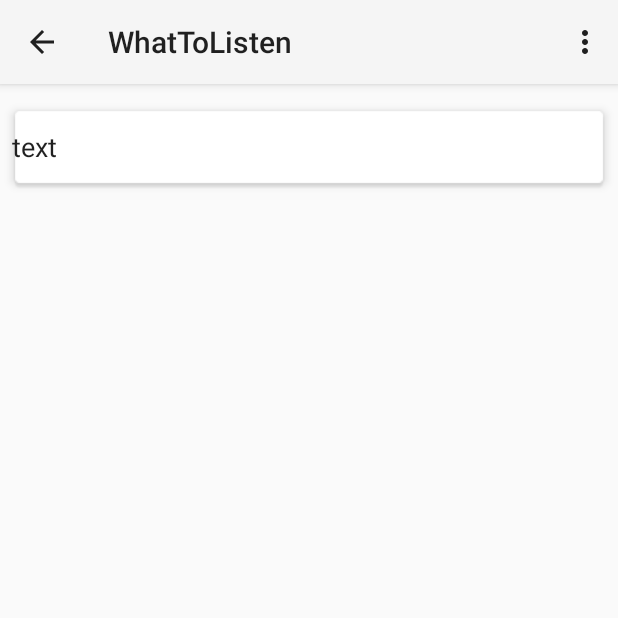
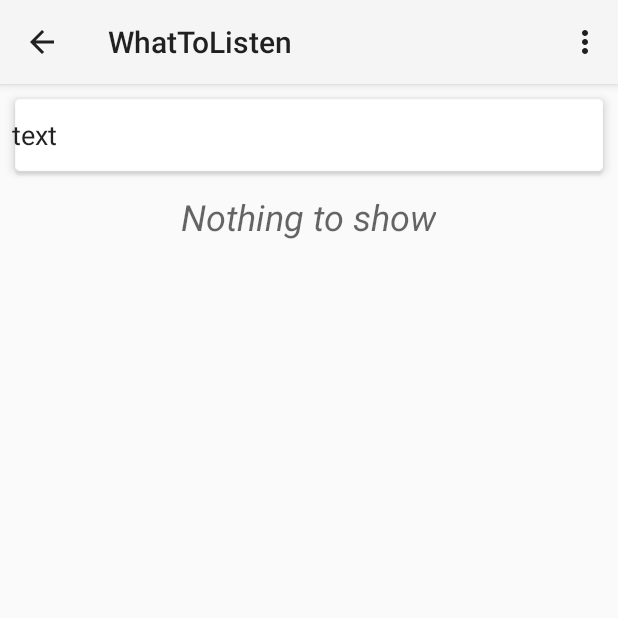
Before and after one commit to skir/WhatToListen, an Android app: the screen it shows after launch (MainActivity), on a phone screen of 412 x 824 dp, the top half of it. Run offline under Robolectric (Android 15) with nearby library versions, the phone set to English and light mode, and no system bars; libraries missing offline, so code that uses them is left out: com.mikepenz.iconics, com.mikepenz.materialdrawer; 6 statements that could not run were skipped.

```diff
--- a/app/src/main/AndroidManifest.xml
+++ b/app/src/main/AndroidManifest.xml
@@ -23,6 +23,12 @@
             android:name=".LastFmService"
             android:exported="false" >
         </service>
+
+        <provider
+            android:authorities="com.afsj.whattolisten"
+            android:name=".data.WtlProvider"
+            android:exported="false"
+            android:syncable="true" />
     </application>
 
 </manifest>
--- a/app/src/main/java/com/afsj/whattolisten/HistoryAdapter.java
+++ b/app/src/main/java/com/afsj/whattolisten/HistoryAdapter.java
@@ -1,7 +1,122 @@
 package com.afsj.whattolisten;
+
+import android.database.Cursor;
+import android.database.DataSetObserver;
+import android.support.v7.widget.RecyclerView;
+import android.util.Log;
+import android.view.LayoutInflater;
+import android.view.View;
+import android.view.ViewGroup;
+import android.widget.TextView;
+
+import com.afsj.whattolisten.data.Contract;
 
 /**
  * Created by ilia on 11.04.15.
  */
-public class HistoryAdapter  {
+public class HistoryAdapter extends RecyclerView.Adapter<RecyclerView.ViewHolder>  {
+
+    private Cursor data;
+    private DataSetObserver mDataSetObserver;
+    private final int TYPE_HISTORY_ITEM = 1;
+    private final int TYPE_EMPTY = 0;
+
+    public HistoryAdapter(Cursor data){
+        this.data = data;
+        mDataSetObserver = new NotifyingDataSetObserver();
+        if (data != null) {
+//            this.data.moveToFirst();
+            data.registerDataSetObserver(mDataSetObserver);
+        }
+    }
+
+    @Override
+    public RecyclerView.ViewHolder onCreateViewHolder(ViewGroup parent, int viewType) {
+        switch (viewType){
+            case TYPE_EMPTY:
+                Log.e("adapter","created empty");
+                return new EmptyViewHolder(LayoutInflater.from(parent.getContext()).inflate(R.layout.history_item_empty, parent, false));
+            case TYPE_HISTORY_ITEM:
+                Log.e("adapter","created not empty");
+                View history_item = LayoutInflater.from(parent.getContext()).inflate(R.layout.history_item, parent, false);
+                return new HistoryViewHolder(history_item);
+        }
+//TODO add header
+        throw new RuntimeException("there is no type that matches the type " + viewType + " + make sure your using types correctly");
+    }
+
+
+    @Override
+    public int getItemViewType(int position) {
+        if(data.getCount() > 0)
+            return TYPE_HISTORY_ITEM;
+        else
+            return TYPE_EMPTY;
+    }
+
+    @Override
+    public void onBindViewHolder(RecyclerView.ViewHolder holder, int position) {
+        Log.e("onBind", String.valueOf(position));
+        if(data.moveToPosition(position)) {
+            ((HistoryViewHolder) holder).mTextView.setText(data.getString(data.getColumnIndex(Contract.HistoryEntry.QUERY)));
+//            data.moveToNext();
+        }
+
+    }
+
+    @Override
+    public int getItemCount() {
+        if(data.getCount() > 0)
+            return data.getCount();
+        else
+            return 1;
+    }
+
+    public Cursor swapCursor(Cursor newCursor) {
+        if (newCursor == data) {
+            return null;
+        }
+        final Cursor oldCursor = data;
+        if (oldCursor != null && mDataSetObserver != null) {
+            oldCursor.unregisterDataSetObserver(mDataSetObserver);
+        }
+        data = newCursor;
+        if (data != null) {
+            if (mDataSetObserver != null) {
+                data.registerDataSetObserver(mDataSetObserver);
+            }
+            notifyDataSetChanged();
+        } else {
+            notifyDataSetChanged();
+        }
+        return oldCursor;
+    }
+
+    private class NotifyingDataSetObserver extends DataSetObserver {
+        @Override
+        public void onChanged() {
+            super.onChanged();
+            notifyDataSetChanged();
+        }
+
+        @Override
+        public void onInvalidated() {
+            super.onInvalidated();
+            notifyDataSetChanged();
+        }
+    }
+
+    public static class HistoryViewHolder extends RecyclerView.ViewHolder {
+        public TextView mTextView;
+        public HistoryViewHolder(View v) {
+            super(v);
+            mTextView = ((TextView) v.findViewById(R.id.query));
+        }
+    }
+
+    public static class EmptyViewHolder extends RecyclerView.ViewHolder {
+        public EmptyViewHolder(View v) {
+            super(v);
+        }
+    }
 }
--- a/app/src/main/java/com/afsj/whattolisten/MainActivity.java
+++ b/app/src/main/java/com/afsj/whattolisten/MainActivity.java
@@ -1,12 +1,16 @@
 package com.afsj.whattolisten;
 
+import android.content.ContentValues;
+import android.database.Cursor;
+import android.net.Uri;
+import android.support.v4.app.LoaderManager;
+import android.support.v4.content.CursorLoader;
+import android.support.v4.content.Loader;
 import android.support.v7.app.ActionBarActivity;
 import android.os.Bundle;
-import android.support.v7.app.ActionBarDrawerToggle;
 import android.support.v7.widget.LinearLayoutManager;
 import android.support.v7.widget.RecyclerView;
 import android.support.v7.widget.Toolbar;
-import android.util.Log;
 import android.view.KeyEvent;
 import android.view.Menu;
 import android.view.MenuInflater;
@@ -15,6 +19,7 @@ import android.view.inputmethod.EditorInfo;
 import android.widget.EditText;
 import android.widget.TextView;
 
+import com.afsj.whattolisten.data.Contract;
 import com.mikepenz.iconics.typeface.FontAwesome;
 import com.mikepenz.materialdrawer.Drawer;
 import com.mikepenz.materialdrawer.model.DividerDrawerItem;
@@ -23,17 +28,25 @@ import com.mikepenz.materialdrawer.model.SecondaryDrawerItem;
 import com.mikepenz.materialdrawer.model.SectionDrawerItem;
 
 
-public class MainActivity extends ActionBarActivity {
+public class MainActivity extends ActionBarActivity implements LoaderManager.LoaderCallbacks<Cursor> {
 
     private static final String LOG_TAG = "MainActivity";
+    private static final int HISTORY_LOADER = 0;
     private Drawer drawer;
+    private HistoryAdapter adapter;
 
     @Override
     protected void onCreate(Bundle savedInstanceState) {
         super.onCreate(savedInstanceState);
         setContentView(R.layout.activity_main);
 
-        ((RecyclerView) findViewById(R.id.history)).setLayoutManager(new LinearLayoutManager(this));
+        RecyclerView recyclerView = ((RecyclerView) findViewById(R.id.history));
+        recyclerView.setLayoutManager(new LinearLayoutManager(this));
+
+        adapter = new HistoryAdapter(null);
+
+        recyclerView.setAdapter(adapter);
+
         Toolbar toolbar = (Toolbar) findViewById(R.id.toolbar);
         setSupportActionBar(toolbar);
         getSupportActionBar().setDisplayHomeAsUpEnabled(true);
@@ -56,8 +69,44 @@ public class MainActivity extends ActionBarActivity {
                 );
         drawer.build();
 
+        ((EditText) findViewById(R.id.searchQuery)).setOnEditorActionListener(new TextView.OnEditorActionListener() {
+            @Override
+            public boolean onEditorAction(TextView v, int actionId, KeyEvent event) {
+                boolean handled = false;
+                if (actionId == EditorInfo.IME_ACTION_SEARCH) {
+                    search(v.getText().toString());
+                    handled = true;
+                }
+                return handled;
+            }
+        });
+
+        getSupportLoaderManager().initLoader(HISTORY_LOADER, null, this);
     }
 
+    private void search(String searchQuery){
+        ContentValues values = new ContentValues();
+        values.put(Contract.HistoryEntry.QUERY, searchQuery);
+        getContentResolver().insert(Contract.HistoryEntry.CONTENT_URI, values);
+    }
+
+    @Override
+    public Loader<Cursor> onCreateLoader(int id, Bundle args){
+        return new CursorLoader(getBaseContext(),
+                Contract.HistoryEntry.CONTENT_URI,
+                new String[]{Contract.HistoryEntry.QUERY}, null, null, null);
+    }
+
+    @Override
+    public void onLoaderReset(Loader<Cursor> loader){
+        adapter.swapCursor(null);
+    }
+
+    @Override
+    public void onLoadFinished(Loader<Cursor> loader, Cursor data) {
+        adapter.swapCursor(data);
+//        if(selectedItem != ListView.INVALID_POSITION && listView != null) listView.smoothScrollToPosition(selectedItem);
+    }
 
     @Override
     public boolean onCreateOptionsMenu(Menu menu) {
--- a/app/src/main/java/com/afsj/whattolisten/data/Contract.java
+++ b/app/src/main/java/com/afsj/whattolisten/data/Contract.java
@@ -42,7 +42,7 @@ public class Contract {
     }
 
     public static final class ResultsEntry implements BaseColumns {
-        public static final String TABLE_NAME = "history";
+        public static final String TABLE_NAME = PATH_RESULTS;
 
         public static final String NAME = "name";
         public static final String URL = "url";
--- a/app/src/main/java/com/afsj/whattolisten/data/WtlProovider.java
+++ b/app/src/main/java/com/afsj/whattolisten/data/WtlProvider.java
@@ -10,7 +10,7 @@ import android.net.Uri;
 /**
  * Created by ilia on 26.03.15.
  */
-public class WtlProovider  extends ContentProvider {
+public class WtlProvider extends ContentProvider {
 
     private static final UriMatcher sUriMatcher = buildUriMatcher();
     private DbHelper mOpenHelper;
--- a/app/src/main/res/layout/activity_main.xml
+++ b/app/src/main/res/layout/activity_main.xml
@@ -14,7 +14,8 @@
         android:minHeight="?attr/actionBarSize"
         android:transitionName="actionBar"
         android:layout_marginLeft="-8dp"
-        android:layout_marginRight="-8dp">
+        android:layout_marginRight="-8dp"
+        android:layout_marginTop="-8dp">
 
         <LinearLayout
             android:layout_width="match_parent"
@@ -24,10 +25,12 @@
             <EditText
                 android:layout_width="match_parent"
                 android:layout_height="48dp"
-                android:id="@+id/editText"
+                android:id="@+id/searchQuery"
                 android:background="@null"
                 android:textColor="@color/abc_primary_text_material_light"
-                android:text="text" />
+                android:text="text"
+                android:singleLine="true"
+                android:imeOptions="actionSearch"/>
         </LinearLayout>
 
     </android.support.v7.widget.Toolbar>
--- a/app/src/main/res/layout/list_item_empty.xml
+++ b/app/src/main/res/layout/history_item_empty.xml
@@ -10,7 +10,7 @@
         android:text="@string/nothing_to_show"
         android:id="@+id/textView"
         android:layout_gravity="center_horizontal"
-        android:layout_marginTop="16dp"
+        android:layout_marginTop="72dp"
         android:textSize="24sp"
         android:textIsSelectable="false"
         android:textStyle="italic" />
```
Also changed, not shown: app/src/main/res/layout/history_item.xml (added, +16 -0 lines).
